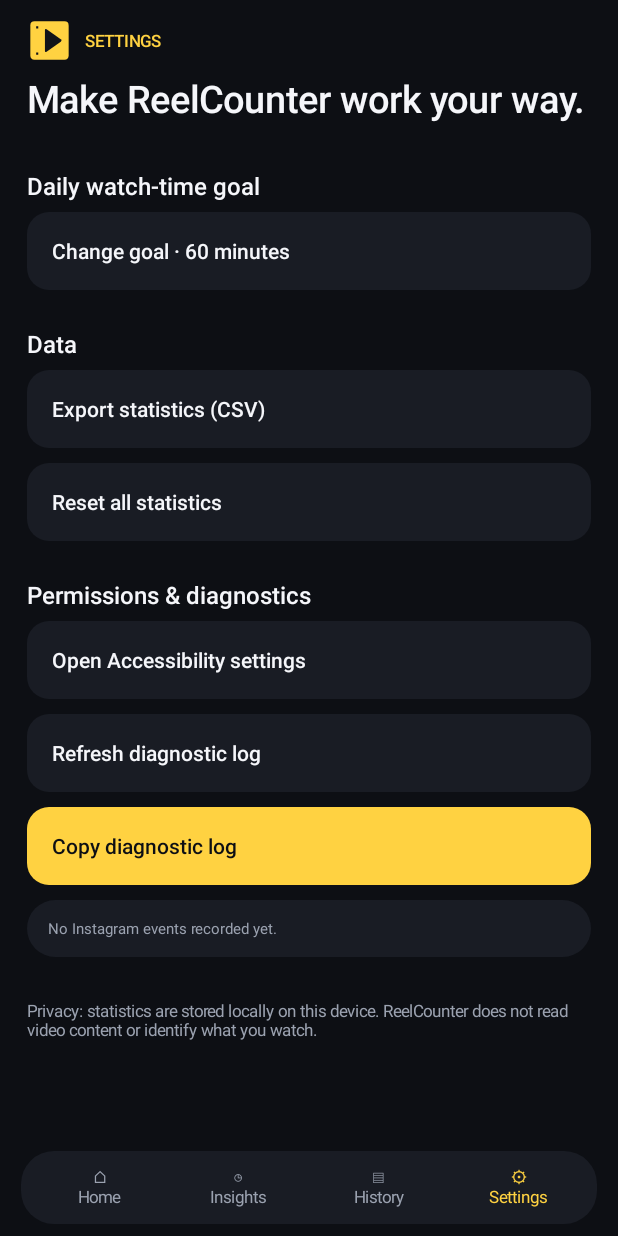
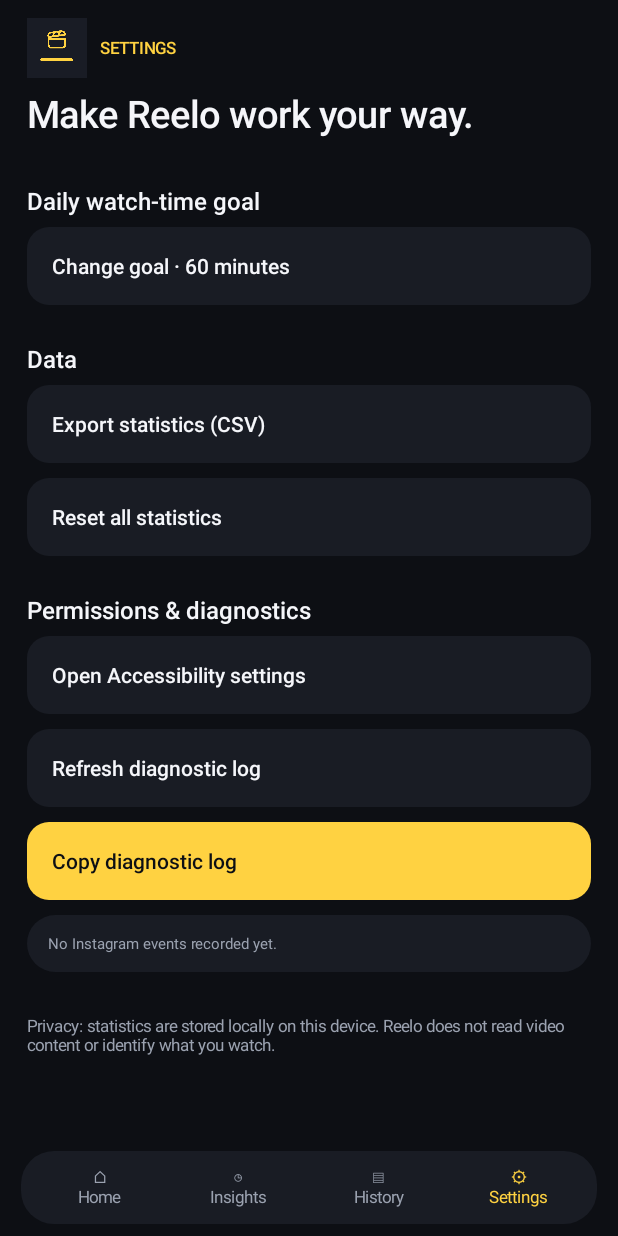
Before and after one commit to 23f2001612/ReelCounter, an Android app: the screen it shows after launch (MainActivity), after a tap on an icon or button, on a phone screen of 412 x 824 dp. Run offline under Robolectric (Android 15) with nearby library versions, the phone set to English and light mode, and no system bars; 3 other taps on this screen came first.

Commit message:
Brand Android app as Reelo with official clapperboard artwork

```diff
--- a/app/src/main/java/com/reelcounter/CounterService.kt
+++ b/app/src/main/java/com/reelcounter/CounterService.kt
@@ -57,7 +57,7 @@ class CounterService : Service() {
 
         return builder
             .setSmallIcon(android.R.drawable.ic_media_play)
-            .setContentTitle("ReelCounter · Capsule test")
+            .setContentTitle("Reelo · Capsule test")
             .setContentText("Test count: $count")
             .setStyle(Notification.BigTextStyle().bigText("Test count: $count · Updates every 3 seconds"))
             .setOngoing(true)
--- a/app/src/main/java/com/reelcounter/MainActivity.kt
+++ b/app/src/main/java/com/reelcounter/MainActivity.kt
@@ -117,7 +117,7 @@ class MainActivity : Activity() {
     }
 
     private fun homePage() {
-        header("REELCOUNTER", "Your scrolling, made visible.")
+        header("REELO", "Your scrolling, made visible.")
         val tracking = StatsStore.isTrackingEnabled(this)
         val hero = cardLayout()
         hero.addView(label("TODAY'S REEL COUNT", muted, 11f))
@@ -208,7 +208,7 @@ class MainActivity : Activity() {
     }
 
     private fun settingsPage() {
-        header("SETTINGS", "Make ReelCounter work your way.")
+        header("SETTINGS", "Make Reelo work your way.")
         page.addView(section("Daily watch-time goal"))
         val goal = StatsStore.dailyGoalMinutes(this)
         page.addView(actionButton("Change goal · ${goal} minutes", card) {
@@ -238,13 +238,13 @@ class MainActivity : Activity() {
         page.addView(actionButton("Copy diagnostic log", yellow) {
             val diagnosticText = StatsStore.diagnostics(this)
             val clipboard = getSystemService(CLIPBOARD_SERVICE) as ClipboardManager
-            clipboard.setPrimaryClip(ClipData.newPlainText("ReelCounter diagnostics", diagnosticText))
+            clipboard.setPrimaryClip(ClipData.newPlainText("Reelo diagnostics", diagnosticText))
             Toast.makeText(this, "Diagnostic log copied", Toast.LENGTH_SHORT).show()
         })
         val logs = cardLayout()
         logs.addView(label(StatsStore.diagnostics(this), muted, 10f))
         page.addView(logs)
-        page.addView(label("Privacy: statistics are stored locally on this device. ReelCounter does not read video content or identify what you watch.", muted, 11f).apply { setPadding(0, dp(16), 0, 0) })
+        page.addView(label("Privacy: statistics are stored locally on this device. Reelo does not read video content or identify what you watch.", muted, 11f).apply { setPadding(0, dp(16), 0, 0) })
     }
 
     private fun exportCsv() {
@@ -254,7 +254,7 @@ class MainActivity : Activity() {
         }
         val send = Intent(Intent.ACTION_SEND).apply {
             type = "text/csv"
-            putExtra(Intent.EXTRA_SUBJECT, "ReelCounter statistics")
+            putExtra(Intent.EXTRA_SUBJECT, "Reelo statistics")
             putExtra(Intent.EXTRA_TEXT, rows.joinToString("\n"))
         }
         startActivity(Intent.createChooser(send, "Export statistics"))
@@ -264,8 +264,8 @@ class MainActivity : Activity() {
         val brand = LinearLayout(this).apply { orientation = LinearLayout.HORIZONTAL; gravity = Gravity.CENTER_VERTICAL }
         val mark = ImageView(this).apply {
             setImageResource(R.drawable.ic_reel_logo)
-            contentDescription = "ReelCounter logo"
-            layoutParams = LinearLayout.LayoutParams(dp(30), dp(30)).apply { rightMargin = dp(9) }
+            contentDescription = "Reelo logo"
+            layoutParams = LinearLayout.LayoutParams(dp(40), dp(40)).apply { rightMargin = dp(9) }
         }
         brand.addView(mark)
         brand.addView(label(title, yellow, 11f, true))
--- a/app/src/main/java/com/reelcounter/ReelAccessibilityService.kt
+++ b/app/src/main/java/com/reelcounter/ReelAccessibilityService.kt
@@ -249,7 +249,7 @@ class ReelAccessibilityService : AccessibilityService() {
             ) return
 
             if (Build.VERSION.SDK_INT >= Build.VERSION_CODES.O) {
-                val channel = NotificationChannel(CHANNEL_ID, "ReelCounter live count", NotificationManager.IMPORTANCE_LOW).apply {
+                val channel = NotificationChannel(CHANNEL_ID, "Reelo live count", NotificationManager.IMPORTANCE_LOW).apply {
                     description = "Displays the confirmed Instagram Reel count"
                     setShowBadge(false)
                 }
@@ -276,7 +276,7 @@ class ReelAccessibilityService : AccessibilityService() {
             }
             val notification = builder
                 .setSmallIcon(Icon.createWithBitmap(bitmap))
-                .setContentTitle("ReelCounter")
+                .setContentTitle("Reelo")
                 .setContentText("$todayCount Reels today")
                 .setSubText("Instagram Reel counter")
                 .setOngoing(true)
--- a/app/src/main/res/drawable/ic_reel_logo.xml
+++ b/app/src/main/res/drawable/ic_reel_logo.xml
@@ -4,7 +4,7 @@
     android:height="108dp"
     android:viewportWidth="108"
     android:viewportHeight="108">
-    <path android:fillColor="#FFD241" android:pathData="M18,8 L90,8 Q100,8 100,18 L100,90 Q100,100 90,100 L18,100 Q8,100 8,90 L8,18 Q8,8 18,8 Z"/>
-    <path android:fillColor="#111319" android:pathData="M43,29 L43,79 Q43,83 47,81 L81,57 Q85,54 81,51 L47,27 Q43,25 43,29 Z"/>
-    <path android:fillColor="#111319" android:pathData="M22,20 L27,20 L27,25 L22,25 Z M22,83 L27,83 L27,88 L22,88 Z"/>
+    <path android:fillColor="#191C25" android:pathData="M0,0 H108 V108 H0 Z"/>
+    <path android:fillColor="#FFD241" android:fillType="evenOdd"
+        android:pathData="M24.0,74.7 L24.4,76.7 L26.0,77.9 L81.1,77.9 L83.1,75.9 L82.7,73.8 L81.1,72.6 L26.0,72.6 Z M66.5,23.2 L61.3,22.0 L41.0,25.2 L37.8,27.7 L36.6,30.9 L37.4,36.2 L37.4,49.9 L39.8,53.6 L42.2,54.8 L65.3,54.8 L69.0,52.4 L70.2,49.9 L69.8,36.6 L42.2,36.2 L42.6,35.4 L69.0,31.7 L69.8,30.9 L69.8,28.5 L68.6,25.2 Z M40.2,40.2 L41.0,39.4 L66.5,39.4 L67.3,40.2 L66.9,49.9 L64.1,52.0 L42.2,51.6 L40.2,48.7 Z M46.7,28.1 L45.1,32.1 L41.0,32.9 L39.4,32.1 L39.8,30.1 L41.8,28.1 L44.7,27.3 Z M56.8,26.5 L55.2,30.5 L52.4,31.3 L48.7,30.9 L50.3,26.9 L53.2,26.1 Z M59.2,29.7 L60.9,25.2 L63.7,25.2 L66.5,27.7 L65.7,29.3 Z"/>
 </vector>
--- /dev/null
+++ b/app/src/main/res/drawable/ic_reelo_foreground.xml
@@ -0,0 +1,9 @@
+<?xml version="1.0" encoding="utf-8"?>
+<vector xmlns:android="http://schemas.android.com/apk/res/android"
+    android:width="108dp"
+    android:height="108dp"
+    android:viewportWidth="108"
+    android:viewportHeight="108">
+    <path android:fillColor="#FFD241" android:fillType="evenOdd"
+        android:pathData="M24.0,74.7 L24.4,76.7 L26.0,77.9 L81.1,77.9 L83.1,75.9 L82.7,73.8 L81.1,72.6 L26.0,72.6 Z M66.5,23.2 L61.3,22.0 L41.0,25.2 L37.8,27.7 L36.6,30.9 L37.4,36.2 L37.4,49.9 L39.8,53.6 L42.2,54.8 L65.3,54.8 L69.0,52.4 L70.2,49.9 L69.8,36.6 L42.2,36.2 L42.6,35.4 L69.0,31.7 L69.8,30.9 L69.8,28.5 L68.6,25.2 Z M40.2,40.2 L41.0,39.4 L66.5,39.4 L67.3,40.2 L66.9,49.9 L64.1,52.0 L42.2,51.6 L40.2,48.7 Z M46.7,28.1 L45.1,32.1 L41.0,32.9 L39.4,32.1 L39.8,30.1 L41.8,28.1 L44.7,27.3 Z M56.8,26.5 L55.2,30.5 L52.4,31.3 L48.7,30.9 L50.3,26.9 L53.2,26.1 Z M59.2,29.7 L60.9,25.2 L63.7,25.2 L66.5,27.7 L65.7,29.3 Z"/>
+</vector>
--- /dev/null
+++ b/app/src/main/res/drawable/reelo_splash_background.xml
@@ -0,0 +1,6 @@
+<?xml version="1.0" encoding="utf-8"?>
+<layer-list xmlns:android="http://schemas.android.com/apk/res/android">
+    <item android:drawable="@color/reelo_icon_background"/>
+    <item android:drawable="@drawable/ic_reel_logo" android:gravity="center"
+        android:width="200dp" android:height="200dp"/>
+</layer-list>
--- /dev/null
+++ b/app/src/main/res/mipmap-anydpi-v26/ic_launcher.xml
@@ -0,0 +1,6 @@
+<?xml version="1.0" encoding="utf-8"?>
+<adaptive-icon xmlns:android="http://schemas.android.com/apk/res/android">
+    <background android:drawable="@color/reelo_icon_background"/>
+    <foreground android:drawable="@drawable/ic_reelo_foreground"/>
+    <monochrome android:drawable="@drawable/ic_reelo_notification"/>
+</adaptive-icon>
--- /dev/null
+++ b/app/src/main/res/values-v31/styles.xml
@@ -0,0 +1,10 @@
+<?xml version="1.0" encoding="utf-8"?>
+<resources>
+    <style name="ReeloTheme" parent="android:style/Theme.Material.Light.NoActionBar">
+        <item name="android:windowBackground">@drawable/reelo_splash_background</item>
+        <item name="android:windowSplashScreenBackground">#191C25</item>
+        <item name="android:windowSplashScreenAnimatedIcon">@drawable/ic_reelo_foreground</item>
+        <item name="android:statusBarColor">#0D0F14</item>
+        <item name="android:navigationBarColor">#0D0F14</item>
+    </style>
+</resources>
--- /dev/null
+++ b/app/src/main/res/values/colors.xml
@@ -0,0 +1,4 @@
+<?xml version="1.0" encoding="utf-8"?>
+<resources>
+    <color name="reelo_icon_background">#191C25</color>
+</resources>
--- a/app/src/main/res/values/strings.xml
+++ b/app/src/main/res/values/strings.xml
@@ -1,4 +1,5 @@
 <?xml version="1.0" encoding="utf-8"?>
 <resources>
+    <string name="app_name">Reelo</string>
     <string name="accessibility_service_description">Detects scrolling events in Instagram to count Reels. It does not read message content.</string>
 </resources>
--- /dev/null
+++ b/app/src/main/res/values/styles.xml
@@ -0,0 +1,8 @@
+<?xml version="1.0" encoding="utf-8"?>
+<resources>
+    <style name="ReeloTheme" parent="android:style/Theme.Material.Light.NoActionBar">
+        <item name="android:windowBackground">@drawable/reelo_splash_background</item>
+        <item name="android:statusBarColor">#0D0F14</item>
+        <item name="android:navigationBarColor">#0D0F14</item>
+    </style>
+</resources>
```
Also changed, not shown: app/src/main/AndroidManifest.xml (+4 -4 lines), app/src/main/res/drawable/ic_reelo_notification.xml (added, +9 -0 lines).
